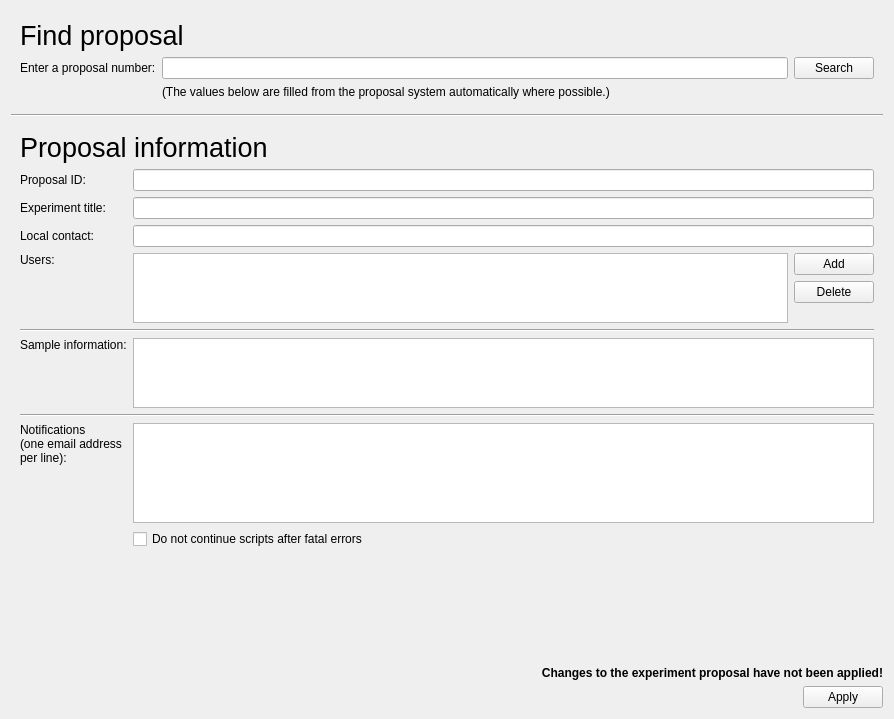
First picture: the form in nicos_ess/gui/panels/ui_files/exp_panel.ui, repository mlz-ictrl/nicos, before the edit.
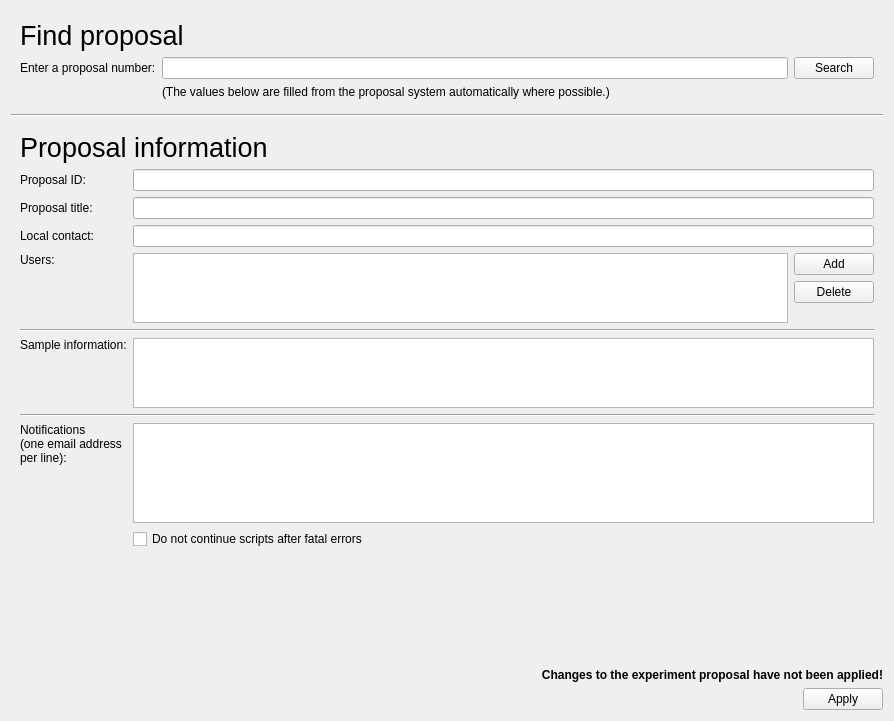
Second picture: the form after the edit.

Commit message:
ESS: experiment panel changes
If the proposal system is available then the title and users should be
read-only.

The edit to the form file:
```diff
--- a/nicos_ess/gui/panels/ui_files/exp_panel.ui
+++ b/nicos_ess/gui/panels/ui_files/exp_panel.ui
@@ -7,7 +7,7 @@
     <x>0</x>
     <y>0</y>
     <width>894</width>
-    <height>719</height>
+    <height>721</height>
    </rect>
   </property>
   <property name="windowTitle">
@@ -102,7 +102,7 @@
         <item row="3" column="0">
          <widget class="QLabel" name="label_6">
           <property name="text">
-           <string>Experiment title:</string>
+           <string>Proposal title:</string>
           </property>
          </widget>
         </item>
```
Left out of the diff: 4 changed lines with no effect on the pictures. The commit also changes 2 other files.
